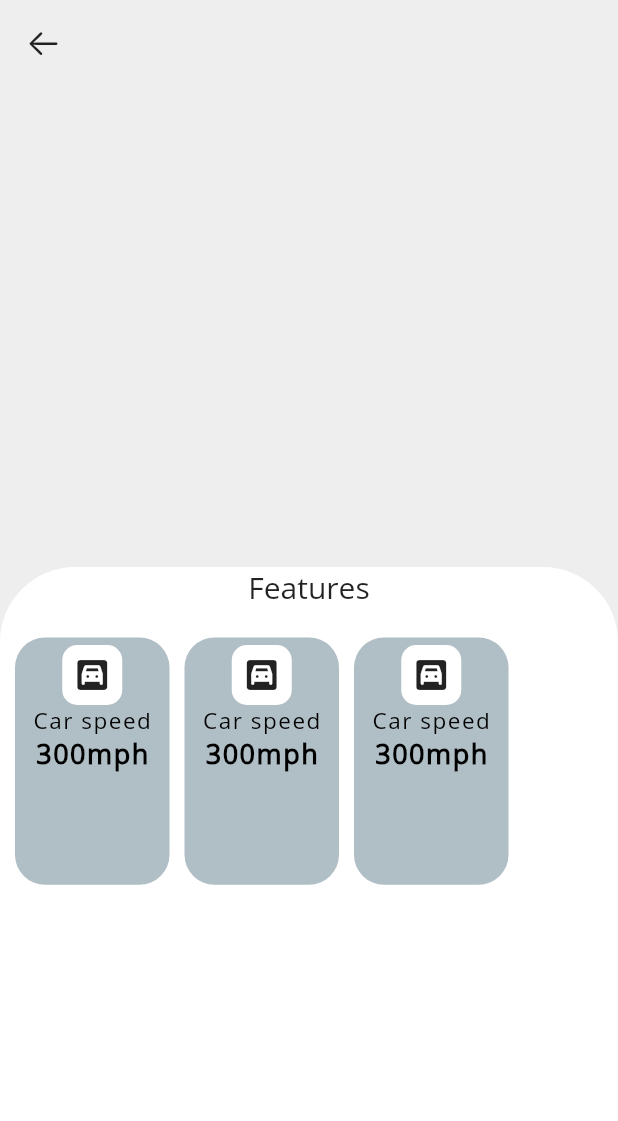
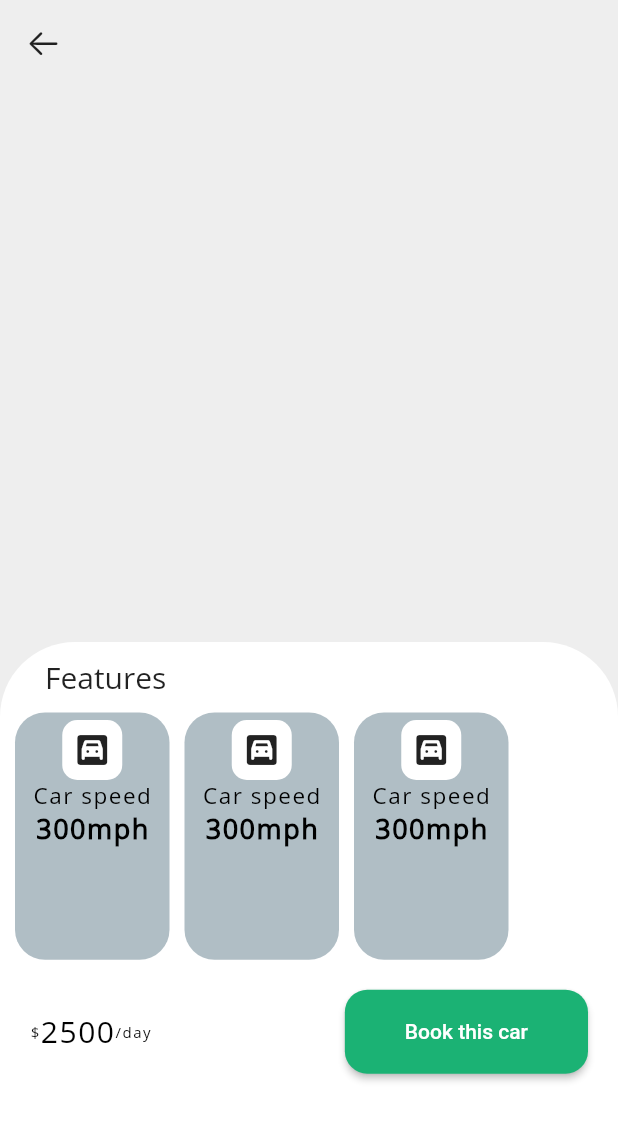
Before and after one commit to MohammedDayan/vehicle-services, a Flutter app: the MyOrder screen opened directly, on a phone screen of 412 x 824 dp. Shown: the top 1121 px of the screen. Run offline on Flutter 3.47's test engine with Material 2 defaults, Android fonts, the phone set to English and light mode, and no system bars; our stand-ins replace carousel_slider, firebase_auth, firebase_core, lottie; accounts and stored records are empty; project files that could hold a hidden picture were left out.

Commit message:
created a myprice class inside the file orderPrice which accepts the price of a car

```diff
--- /dev/null
+++ b/vehicle_service_app/lib/ui/components/orderPrice.dart
@@ -0,0 +1,53 @@
+import 'package:flutter/material.dart';
+class Myprice extends StatelessWidget {
+  const Myprice({ Key? key,
+      required this.currency,
+      required this.amount,
+      required this.dur
+       })
+      : super(key: key);
+  final String currency;
+  final String amount;
+  final String dur;
+  @override
+  Widget build(BuildContext context) {
+    return Row(
+      children: [
+               Text(
+                 currency,
+                style: const TextStyle(
+                  fontFamily: 'OpenSans',
+                  fontSize: 10,
+                  letterSpacing: 1,
+                 // fontWeight: FontWeight.bold,
+                  color: Colors.black,
+                ),
+              ),
+
+               Text(
+                amount,
+                style: const TextStyle(
+                  fontFamily: 'OpenSans',
+                  fontSize: 20,
+                  letterSpacing: 1,
+                 // fontWeight: FontWeight.bold,
+                  color: Colors.black,
+
+                ),
+              ),
+
+               Text(
+                dur,
+                style: const TextStyle(
+                  fontFamily: 'OpenSans',
+                  fontSize: 10,
+                  letterSpacing: 1,
+                 // fontWeight: FontWeight.bold,
+                  color: Colors.black,
+
+                ),
+              ),
+      ],
+    );
+  }
+}
--- a/vehicle_service_app/lib/ui/screens/makeorder.dart
+++ b/vehicle_service_app/lib/ui/screens/makeorder.dart
@@ -4,6 +4,7 @@ import 'package:flutter/src/foundation/key.dart';
 import 'package:flutter/src/widgets/framework.dart';
 import 'package:vehicle_service_app/config/constants.dart';
 import 'package:vehicle_service_app/ui/components/My_wrap.dart';
+import 'package:vehicle_service_app/ui/components/orderPrice.dart';
 import 'package:vehicle_service_app/ui/recentcars.dart';
 import 'package:vehicle_service_app/model/car.dart';
 
@@ -49,7 +50,7 @@ class MyOrder extends StatelessWidget {
                   Stack(
                     children: [
                       Container(
-                        height: size.height/2,
+                        height: size.height/1.85,
                         decoration: BoxDecoration(
                           color: Colors.grey[200],
 
@@ -58,10 +59,10 @@ class MyOrder extends StatelessWidget {
                         ),
                       ),
                         Padding(
-                           padding: const EdgeInsets.only(top: 320.0),
+                           padding: const EdgeInsets.only(top: 370.0),
                             child: Container(
-                              height: size.height/2,
-                              width: double.infinity,
+                              //height: size.height/3,
+                              width: size.width,
                               decoration: BoxDecoration(
                                 color: Colors.white,
                                 shape: BoxShape.rectangle,
@@ -72,22 +73,26 @@ class MyOrder extends StatelessWidget {
                               ),
 
                               child: Column(
+                                crossAxisAlignment: CrossAxisAlignment.start,
                                 children: [
-                                  Text(
+                                  Padding(
+                                    padding: EdgeInsets.only(left: 30, top: 10),
+                                  child:  Text(
                                     'Features',
                                     style: TextStyle(
                                       fontSize: 20,
                                       fontFamily: 'OpenSans',
                                     ),
                                     ),
+                                  ),
+
 
                                     SizedBox(
-                                      height: 20,
+                                      height: 10,
                                     ),
 
-                                  Row(
+                                Row(
                                 children: [
-
                                   WrapAround(
                                     myicon: IconButton(
                                       onPressed: (){},
@@ -114,13 +119,46 @@ class MyOrder extends StatelessWidget {
                                     info: 'Car speed',
                                     mynum: '300mph',
                                     ),
+                                ],
+                              ),
+                              SizedBox(
+                                height: 20,
+                              ),
+
+                              Container(
+                                padding: EdgeInsets.symmetric(horizontal: 20),
+                               child: Row(
+                                mainAxisAlignment: MainAxisAlignment.spaceBetween,
+                                children: [
+                                 Myprice(currency: '\$', amount: '2500', dur: '/day'),
+
+                                 ElevatedButton(
+                                    child: const Text(
+                                      'Book this car',
+                                      // style: TextStyle(fontSize: 10),
+                                    ),
+                                    style: ElevatedButton.styleFrom(
+                                        shape: RoundedRectangleBorder(
+                                          borderRadius: BorderRadius.circular(15.0),
+                                        ),
+                                        primary:  kPrimaryColor,
+                                        padding: const EdgeInsets.symmetric(
+                                            horizontal: 40, vertical: 20)),
+                                    onPressed: () {
+
+                                    },
+                  ),
+
+                                ],
+                              )
+                              )
+
+
 
                                 ],
                               ),
-                                ],
-                              ),
 
-                             /*  */
+
                             ),
 
 
@@ -129,7 +167,7 @@ class MyOrder extends StatelessWidget {
                   )
                 ]
       )
-            ]
+          ]
     )
         )
       )
```
